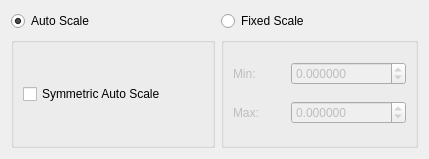
SCIInstitute/SCIRun, file src/Interface/Modules/Visualization/RescaleColorMap.ui: the form before one commit.
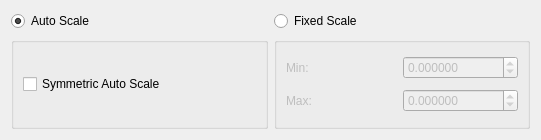
The form after the commit.

What changed in the file:
```diff
--- a/src/Interface/Modules/Visualization/RescaleColorMap.ui
+++ b/src/Interface/Modules/Visualization/RescaleColorMap.ui
@@ -6,8 +6,8 @@
    <rect>
     <x>0</x>
     <y>0</y>
-    <width>429</width>
-    <height>159</height>
+    <width>541</width>
+    <height>140</height>
    </rect>
   </property>
   <property name="sizePolicy">
@@ -18,8 +18,8 @@
   </property>
   <property name="minimumSize">
    <size>
-    <width>429</width>
-    <height>159</height>
+    <width>541</width>
+    <height>140</height>
    </size>
   </property>
   <property name="maximumSize">
@@ -34,6 +34,12 @@
   <layout class="QGridLayout" name="gridLayout">
    <item row="1" column="0">
     <widget class="QGroupBox" name="autoGroupBox_">
+     <property name="minimumSize">
+      <size>
+       <width>190</width>
+       <height>0</height>
+      </size>
+     </property>
      <property name="title">
       <string/>
      </property>
```
